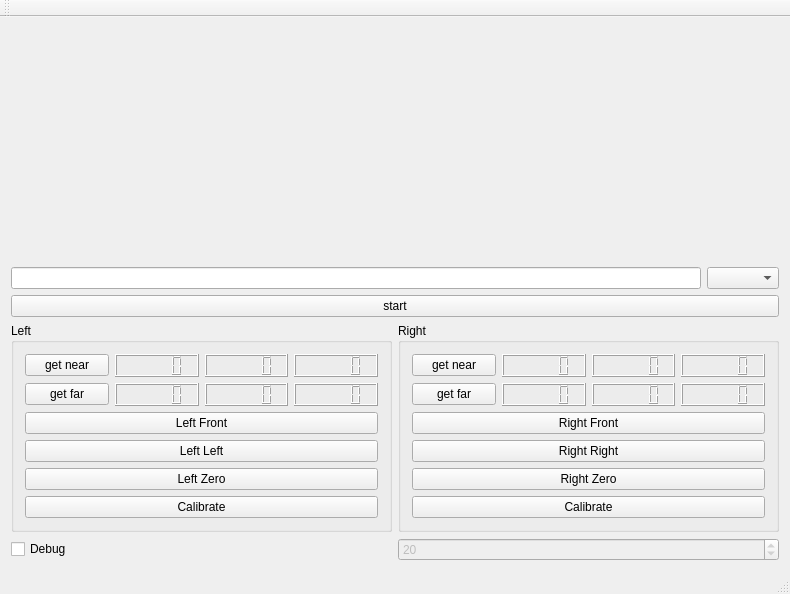
Before: the Qt Designer form mainwindow.ui in janisozaur/inz_stickman, drawn with Qt 5.
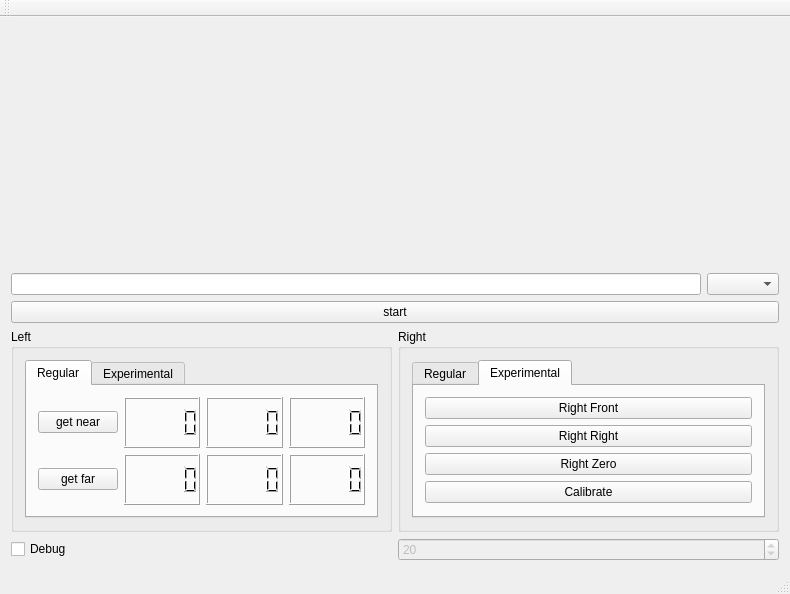
After: the same form once the commit is applied. The open tabs and pages were chosen to show the change. Custom widgets are drawn as their Qt base class.

Commit message: update UI to mark the advanced calibration as experimental

```diff
--- a/mainwindow.ui
+++ b/mainwindow.ui
@@ -60,6 +60,16 @@
         </property>
         <layout class="QVBoxLayout" name="verticalLayout_3">
          <item>
+          <widget class="QTabWidget" name="leftTabWidget">
+           <property name="currentIndex">
+            <number>0</number>
+           </property>
+           <widget class="QWidget" name="leftRegularTab">
+            <attribute name="title">
+             <string>Regular</string>
+            </attribute>
+            <layout class="QVBoxLayout" name="verticalLayout_7">
+             <item>
           <layout class="QHBoxLayout" name="leftNearHorizontalLayout">
            <item>
             <widget class="QPushButton" name="leftNearPushButton">
@@ -99,6 +109,13 @@
            </item>
           </layout>
          </item>
+            </layout>
+           </widget>
+           <widget class="QWidget" name="leftExperimentalTab">
+            <attribute name="title">
+             <string>Experimental</string>
+            </attribute>
+            <layout class="QVBoxLayout" name="verticalLayout_8">
          <item>
           <widget class="QPushButton" name="leftFrontPushButton">
            <property name="text">
@@ -129,6 +146,10 @@
          </item>
         </layout>
        </widget>
+          </widget>
+         </item>
+        </layout>
+       </widget>
       </item>
       <item>
        <widget class="QGroupBox" name="rightGroupBox">
@@ -143,6 +164,16 @@
         </property>
         <layout class="QVBoxLayout" name="verticalLayout_4">
          <item>
+          <widget class="QTabWidget" name="rightTabWidget">
+           <property name="currentIndex">
+            <number>0</number>
+           </property>
+           <widget class="QWidget" name="rightRegularTab">
+            <attribute name="title">
+             <string>Regular</string>
+            </attribute>
+            <layout class="QVBoxLayout" name="verticalLayout_5">
+             <item>
           <layout class="QHBoxLayout" name="rightNearHorizontalLayout">
            <item>
             <widget class="QPushButton" name="rightNearPushButton">
@@ -182,6 +213,13 @@
            </item>
           </layout>
          </item>
+            </layout>
+           </widget>
+           <widget class="QWidget" name="rightExperimentalTab">
+            <attribute name="title">
+             <string>Experimental</string>
+            </attribute>
+            <layout class="QVBoxLayout" name="verticalLayout_6">
          <item>
           <widget class="QPushButton" name="rightFrontPushButton">
            <property name="text">
@@ -208,6 +246,10 @@
            <property name="text">
             <string>Calibrate</string>
            </property>
+              </widget>
+             </item>
+            </layout>
+           </widget>
           </widget>
          </item>
         </layout>
```
Lines whose indentation alone changed are shown as unchanged.
